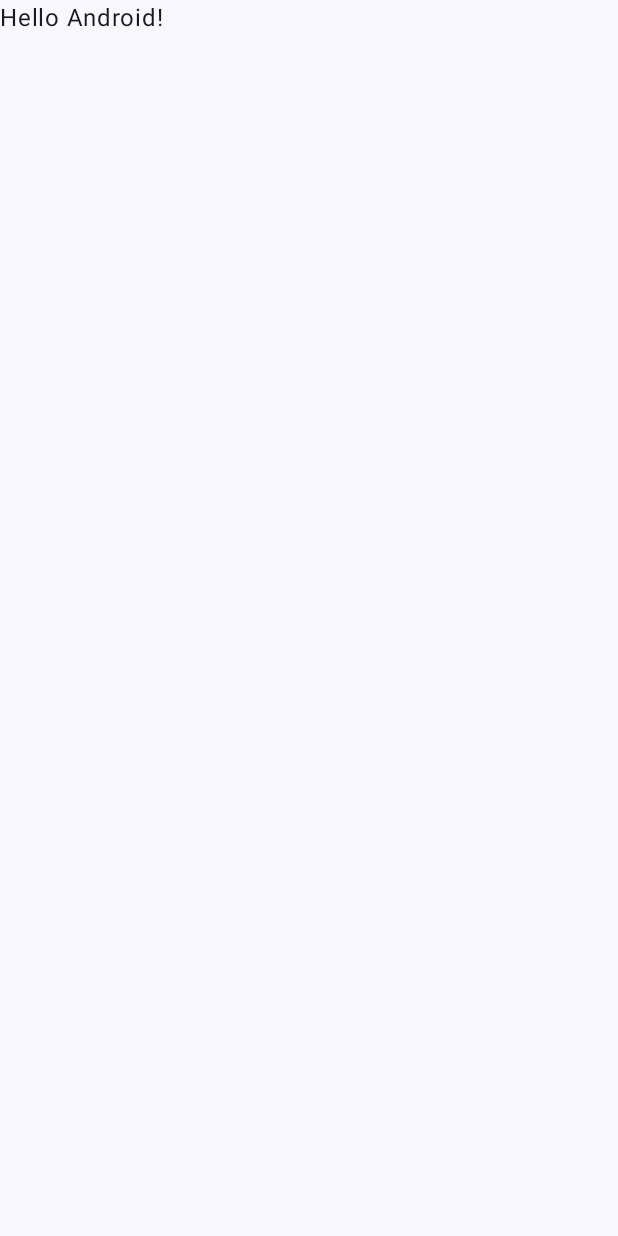
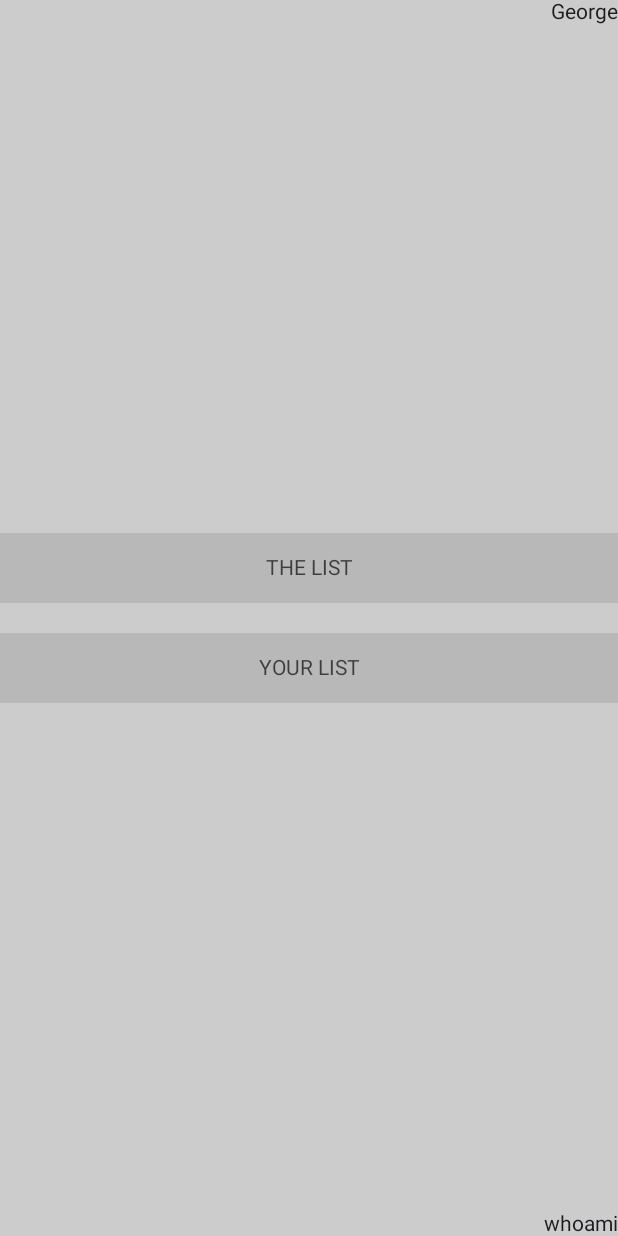
Before and after one commit to clokerul/simple_things, an Android app built with Jetpack Compose: the screen it shows after launch (MainActivity), on a phone screen of 412 x 824 dp. Before the commit the screen is almost empty. Run offline under Robolectric (Android 15) with nearby library versions, the phone set to English and light mode, and no system bars; our stand-ins replace Dagger/Hilt's generated code.

Commit message:
Added Main Screen and (not functional) Navigation.kt

```diff
--- a/app/src/main/AndroidManifest.xml
+++ b/app/src/main/AndroidManifest.xml
@@ -3,6 +3,7 @@
     xmlns:tools="http://schemas.android.com/tools">
 
     <application
+        android:name=".MainApplication"
         android:allowBackup="true"
         android:dataExtractionRules="@xml/data_extraction_rules"
         android:fullBackupContent="@xml/backup_rules"
--- a/app/src/main/java/com/wdevs/simplethings/MainActivity.kt
+++ b/app/src/main/java/com/wdevs/simplethings/MainActivity.kt
@@ -1,46 +1,31 @@
+@file:OptIn(ExperimentalMaterial3Api::class)
+
 package com.wdevs.simplethings
 
 import android.os.Bundle
 import androidx.activity.ComponentActivity
 import androidx.activity.compose.setContent
-import androidx.compose.foundation.layout.fillMaxSize
-import androidx.compose.material3.MaterialTheme
-import androidx.compose.material3.Surface
-import androidx.compose.material3.Text
+import androidx.compose.foundation.layout.*
+import androidx.compose.material3.*
 import androidx.compose.runtime.Composable
-import androidx.compose.ui.Modifier
 import androidx.compose.ui.tooling.preview.Preview
-import com.wdevs.simplethings.ui.theme.SimpleThingsTheme
+import com.wdevs.simplethings.ui.MainScreen
+import com.wdevs.simplethings.ui.Navigation
+import dagger.hilt.android.AndroidEntryPoint
+import dagger.hilt.android.HiltAndroidApp
 
+@AndroidEntryPoint
 class MainActivity : ComponentActivity() {
     override fun onCreate(savedInstanceState: Bundle?) {
         super.onCreate(savedInstanceState)
         setContent {
-            MainContent()
+            Navigation()
         }
     }
-}
-
-@Composable
-fun MainContent() {
-    SimpleThingsTheme {
-        // A surface container using the 'background' color from the theme
-        Surface(
-            modifier = Modifier.fillMaxSize(),
-            color = MaterialTheme.colorScheme.background,
-        ) {
-            Name("Android")
-        }
-    }
-}
-
-@Composable
-fun Name(name: String) {
-    Text(text = "Hello $name!")
 }
 
 @Preview(showBackground = true, widthDp = 220, heightDp = 400)
 @Composable
 fun DefaultPreview() {
-    MainContent()
+    Navigation()
 }
--- /dev/null
+++ b/app/src/main/java/com/wdevs/simplethings/MainApplication.kt
@@ -0,0 +1,8 @@
+package com.wdevs.simplethings
+
+import android.app.Application
+import dagger.hilt.android.HiltAndroidApp
+
+@HiltAndroidApp
+class MainApplication : Application() {
+}
--- /dev/null
+++ b/app/src/main/java/com/wdevs/simplethings/Screen.kt
@@ -0,0 +1,7 @@
+package com.wdevs.simplethings
+
+sealed class Screen(val route: String) {
+    object MainScreen : Screen("mainScreen")
+    object TheListScreen : Screen("theListScreen")
+    object MyListScreen : Screen("myListScreen")
+}
--- /dev/null
+++ b/app/src/main/java/com/wdevs/simplethings/ui/MainScreen.kt
@@ -0,0 +1,106 @@
+package com.wdevs.simplethings.ui
+
+import androidx.compose.foundation.background
+import androidx.compose.foundation.clickable
+import androidx.compose.foundation.layout.*
+import androidx.compose.material3.MaterialTheme
+import androidx.compose.material3.Surface
+import androidx.compose.material3.Text
+import androidx.compose.runtime.Composable
+import androidx.compose.ui.Alignment
+import androidx.compose.ui.Modifier
+import androidx.compose.ui.graphics.Color
+import androidx.compose.ui.tooling.preview.Preview
+import androidx.compose.ui.unit.dp
+import androidx.navigation.NavController
+import androidx.navigation.NavHostController
+import androidx.navigation.compose.NavHost
+import androidx.navigation.compose.composable
+import androidx.navigation.compose.rememberNavController
+import com.wdevs.simplethings.Screen
+
+@Composable
+fun MainScreen(navController: NavController) {
+    // A surface container using the 'background' color from the theme
+    Surface(
+        modifier = Modifier.fillMaxSize(),
+        color = MaterialTheme.colorScheme.background,
+    ) {
+        Column(
+            modifier = Modifier
+                .fillMaxSize()
+                .background(color = Color.LightGray)
+        ) {
+            val modifier = Modifier
+            Header(text = "George")
+            Menu(
+                modifier = Modifier.weight(1F),
+                onClick = { destination: String -> navController.navigate(destination); })
+            Footer(text = "whoami")
+        }
+    }
+}
+
+@Composable
+fun Header(text: String, modifier: Modifier = Modifier) {
+    Row(
+        horizontalArrangement = Arrangement.End,
+        modifier = modifier
+            .fillMaxWidth()
+    ) {
+        Text(text = text)
+    }
+}
+
+@Composable
+fun Menu(modifier: Modifier = Modifier, onClick: (String) -> Unit) {
+    var t = 5;
+    Column(
+        modifier = modifier
+            .fillMaxWidth(),
+        verticalArrangement = Arrangement.Center,
+    ) {
+        MenuCard(
+            text = "THE LIST",
+            modifier = modifier.clickable{onClick(Screen.TheListScreen.route)}
+        )
+        MenuCard(
+            text = "YOUR LIST",
+            modifier = modifier.clickable{onClick(Screen.MyListScreen.route)}
+        )
+    }
+}
+
+
+@Composable
+fun MenuCard(text: String, modifier: Modifier = Modifier) {
+    val navController = rememberNavController()
+    Box(
+        modifier = Modifier
+            .padding(vertical = 10.dp)
+            .fillMaxWidth()
+    ) {
+        Text(
+            text, modifier = Modifier
+                .align(Alignment.Center)
+                .padding(horizontal = 0.dp, vertical = 15.dp)
+        )
+        Spacer(
+            modifier = Modifier
+                .matchParentSize()
+                .fillMaxWidth()
+                .background(color = Color.Gray.copy(alpha = 0.3f))
+        )
+    }
+}
+
+@Composable
+fun Footer(text: String, modifier: Modifier = Modifier) {
+    Row(
+        horizontalArrangement = Arrangement.End,
+        modifier = modifier
+            .fillMaxWidth()
+    ) {
+        Text(text)
+    }
+}
--- /dev/null
+++ b/app/src/main/java/com/wdevs/simplethings/ui/Navigation.kt
@@ -0,0 +1,17 @@
+package com.wdevs.simplethings.ui
+
+import androidx.compose.runtime.Composable
+import androidx.navigation.compose.NavHost
+import androidx.navigation.compose.composable
+import androidx.navigation.compose.rememberNavController
+import com.wdevs.simplethings.Screen
+
+@Composable
+fun Navigation() {
+    val navController = rememberNavController()
+
+    NavHost(navController = navController, startDestination = Screen.MainScreen.route) {
+        composable(Screen.MainScreen.route) { MainScreen(navController = navController) }
+        composable("theList") {TheListScreen()}
+    }
+}
--- a/app/src/main/java/com/wdevs/simplethings/ui/theme/Color.kt
+++ /dev/null
@@ -1,11 +0,0 @@
-package com.wdevs.simplethings.ui.theme
-
-import androidx.compose.ui.graphics.Color
-
-val Purple80 = Color(0xFFD0BCFF)
-val PurpleGrey80 = Color(0xFFCCC2DC)
-val Pink80 = Color(0xFFEFB8C8)
-
-val Purple40 = Color(0xFF6650a4)
-val PurpleGrey40 = Color(0xFF625b71)
-val Pink40 = Color(0xFF7D5260)
--- a/app/src/main/java/com/wdevs/simplethings/ui/theme/Theme.kt
+++ /dev/null
@@ -1,68 +0,0 @@
-package com.wdevs.simplethings.ui.theme
-
-import android.app.Activity
-import android.os.Build
-import androidx.compose.foundation.isSystemInDarkTheme
-import androidx.compose.material3.MaterialTheme
-import androidx.compose.material3.darkColorScheme
-import androidx.compose.material3.dynamicDarkColorScheme
-import androidx.compose.material3.dynamicLightColorScheme
-import androidx.compose.material3.lightColorScheme
-import androidx.compose.runtime.Composable
-import androidx.compose.runtime.SideEffect
-import androidx.compose.ui.graphics.toArgb
-import androidx.compose.ui.platform.LocalContext
-import androidx.compose.ui.platform.LocalView
-import androidx.core.view.ViewCompat
-
-private val DarkColorScheme = darkColorScheme(
-    primary = Purple80,
-    secondary = PurpleGrey80,
-    tertiary = Pink80
-)
-
-private val LightColorScheme = lightColorScheme(
-    primary = Purple40,
-    secondary = PurpleGrey40,
-    tertiary = Pink40
-
-    /* Other default colors to override
-    background = Color(0xFFFFFBFE),
-    surface = Color(0xFFFFFBFE),
-    onPrimary = Color.White,
-    onSecondary = Color.White,
-    onTertiary = Color.White,
-    onBackground = Color(0xFF1C1B1F),
-    onSurface = Color(0xFF1C1B1F),
-    */
-)
-
-@Composable
-fun SimpleThingsTheme(
-    darkTheme: Boolean = isSystemInDarkTheme(),
-    // Dynamic color is available on Android 12+
-    dynamicColor: Boolean = true,
-    content: @Composable () -> Unit
-) {
-    val colorScheme = when {
-        dynamicColor && Build.VERSION.SDK_INT >= Build.VERSION_CODES.S -> {
-            val context = LocalContext.current
-            if (darkTheme) dynamicDarkColorScheme(context) else dynamicLightColorScheme(context)
-        }
-        darkTheme -> DarkColorScheme
-        else -> LightColorScheme
-    }
-    val view = LocalView.current
-    if (!view.isInEditMode) {
-        SideEffect {
-            (view.context as Activity).window.statusBarColor = colorScheme.primary.toArgb()
-            ViewCompat.getWindowInsetsController(view)?.isAppearanceLightStatusBars = darkTheme
-        }
-    }
-
-    MaterialTheme(
-        colorScheme = colorScheme,
-        typography = Typography,
-        content = content
-    )
-}
--- a/app/src/main/java/com/wdevs/simplethings/ui/theme/Type.kt
+++ /dev/null
@@ -1,34 +0,0 @@
-package com.wdevs.simplethings.ui.theme
-
-import androidx.compose.material3.Typography
-import androidx.compose.ui.text.TextStyle
-import androidx.compose.ui.text.font.FontFamily
-import androidx.compose.ui.text.font.FontWeight
-import androidx.compose.ui.unit.sp
-
-// Set of Material typography styles to start with
-val Typography = Typography(
-    bodyLarge = TextStyle(
-        fontFamily = FontFamily.Default,
-        fontWeight = FontWeight.Normal,
-        fontSize = 16.sp,
-        lineHeight = 24.sp,
-        letterSpacing = 0.5.sp
-    )
-    /* Other default text styles to override
-    titleLarge = TextStyle(
-        fontFamily = FontFamily.Default,
-        fontWeight = FontWeight.Normal,
-        fontSize = 22.sp,
-        lineHeight = 28.sp,
-        letterSpacing = 0.sp
-    ),
-    labelSmall = TextStyle(
-        fontFamily = FontFamily.Default,
-        fontWeight = FontWeight.Medium,
-        fontSize = 11.sp,
-        lineHeight = 16.sp,
-        letterSpacing = 0.5.sp
-    )
-    */
-)
--- a/build.gradle
+++ b/build.gradle
@@ -6,5 +6,6 @@ buildscript {
 plugins {
     id 'com.android.application' version '7.4.1' apply false
     id 'com.android.library' version '7.4.1' apply false
-    id 'org.jetbrains.kotlin.android' version '1.7.0' apply false
+    id 'org.jetbrains.kotlin.android' version '1.8.10' apply false
+    id 'com.google.dagger.hilt.android' version '2.44' apply false
 }
```
Also changed, not shown: app/build.gradle (+15 -4 lines), app/src/main/java/com/wdevs/simplethings/menu/MenuFragment.kt (deleted, +0 -44 lines), app/src/main/java/com/wdevs/simplethings/menu/MenuViewModel.kt (deleted, +0 -7 lines), app/src/main/java/com/wdevs/simplethings/ui/TheListScreen.kt (added, +10 -0 lines), app/src/main/res/layout/fragment_menu.xml (deleted, +0 -13 lines), app/src/main/res/layout/fragment_test.xml (deleted, +0 -13 lines).
